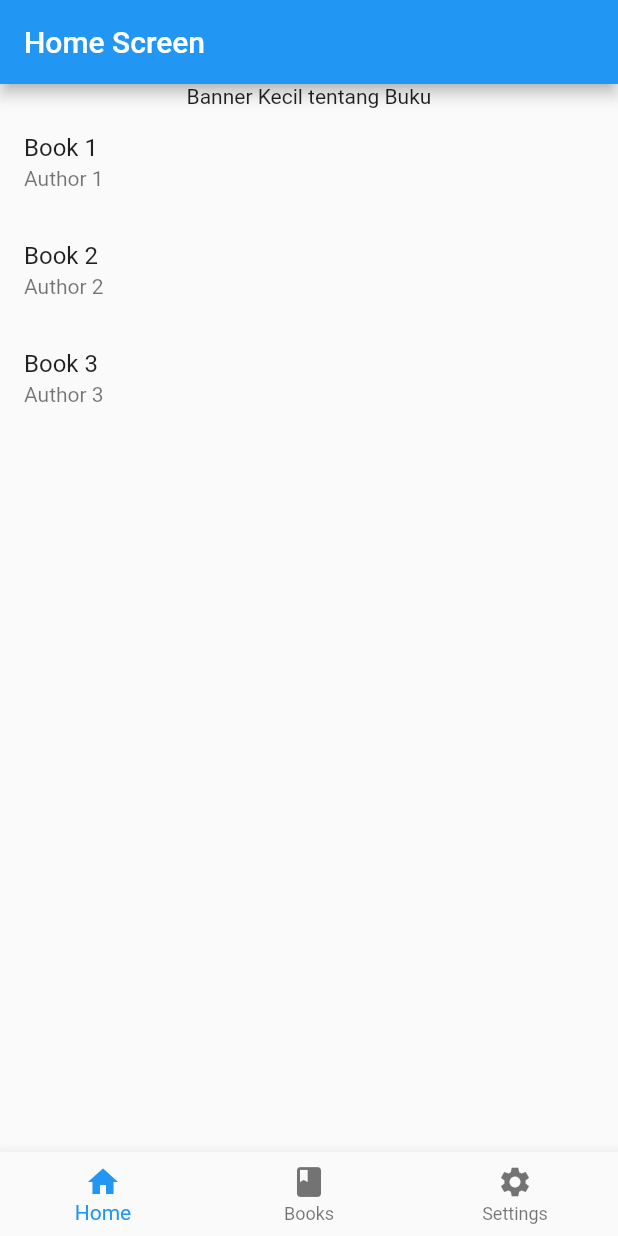
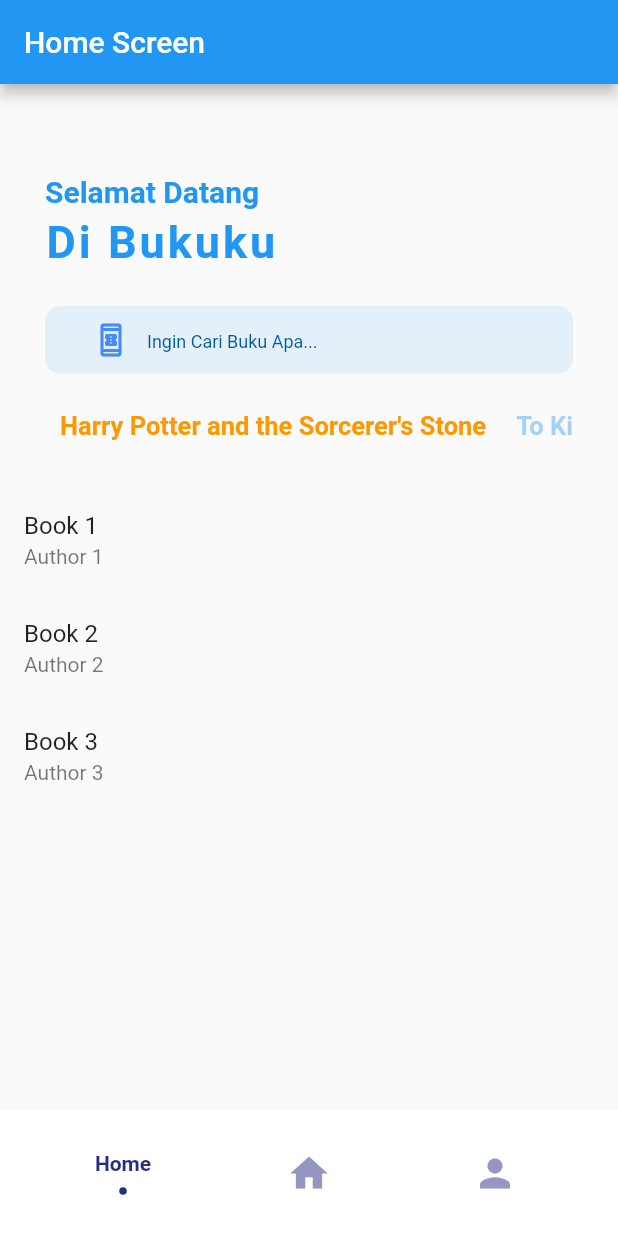
Before and after one commit to christyuda/booksapp, a Flutter app: the screen it shows after launch, on a phone screen of 412 x 824 dp. Run offline on Flutter 3.47's test engine with Material 2 defaults, Android fonts, the phone set to English and light mode, and no system bars; drawn by our look-alikes of flashy_tab_bar2.

Commit message:
Push cards

```diff
--- a/lib/screens/home_content.dart
+++ b/lib/screens/home_content.dart
@@ -3,18 +3,122 @@ import 'package:bookapps/screens/book_detail.dart';
 import 'package:flutter/material.dart';
 import 'package:provider/provider.dart';
 
+const names = [
+  "Harry Potter and the Sorcerer's Stone",
+  "To Kill a Mockingbird",
+  "The Great Gatsby",
+  "1984",
+  "Pride and Prejudice",
+  "The Catcher in the Rye",
+  "The Hobbit",
+  "The Lord of the Rings",
+  "The Hunger Games",
+  "The Da Vinci Code"
+];
+var category = [
+  true,
+  false,
+  false,
+  false,
+  false,
+];
+
 class HomeContent extends StatelessWidget {
   @override
   Widget build(BuildContext context) {
     // Isi dengan konten halaman utama (Home)
-    return Scaffold(
+    return MaterialApp(
+      theme: ThemeData(primaryColor: Colors.amber),
+      debugShowCheckedModeBanner: false,
+      home: Scaffold(
         appBar: AppBar(
           title: Text('Home Screen'),
         ),
         body: Column(
           children: [
+            Padding(
+              padding: const EdgeInsets.only(left: 30, right: 30, top: 60),
+              child: Column(
+                crossAxisAlignment: CrossAxisAlignment.start,
+                children: [
+                  const Text(
+                    'Selamat Datang ',
+                    style: TextStyle(
+                        color: Colors.blue,
+                        fontWeight: FontWeight.bold,
+                        fontSize: 20),
+                  ),
+                  const SizedBox(
+                    height: 5,
+                  ),
+                  const Text(
+                    'Di Bukuku',
+                    style: TextStyle(
+                      letterSpacing: 2,
+                      color: Colors.blue,
+                      fontWeight: FontWeight.bold,
+                      fontSize: 30,
+                    ),
+                  ),
+                  const SizedBox(
+                    height: 25,
+                  ),
                   Container(
-            child: Text("Banner Kecil tentang Buku"),
+                    padding: const EdgeInsets.only(left: 20),
+                    height: 45,
+                    width: double.infinity,
+                    decoration: BoxDecoration(
+                      borderRadius: BorderRadius.circular(10),
+                      color: Colors.blue.withOpacity(.1),
+                    ),
+                    child: TextFormField(
+                      enabled: false,
+                      decoration: InputDecoration(
+                        prefixIcon: Icon(
+                          Icons.book_online_outlined,
+                          color: Colors.blueAccent,
+                        ),
+                        border: InputBorder.none,
+                        hintText: "Ingin Cari Buku Apa...",
+                        hintStyle: TextStyle(
+                          color: Color.fromARGB(255, 0, 92, 153),
+                          fontSize: 12,
+                        ),
+                      ),
+                    ),
+                  ),
+                  const SizedBox(
+                    height: 25,
+                  ),
+                  SizedBox(
+                    height: 30,
+                    child: ListView.builder(
+                      itemCount: 5,
+                      scrollDirection: Axis.horizontal,
+                      itemBuilder: (context, index) {
+                        return GestureDetector(
+                          child: Padding(
+                            padding: const EdgeInsets.symmetric(horizontal: 10),
+                            child: Text(
+                              names[index],
+                              style: TextStyle(
+                                  color: category[index]
+                                      ? Colors.orange
+                                      : Colors.blue.withOpacity(.4),
+                                  fontWeight: FontWeight.bold,
+                                  fontSize: 17),
+                            ),
+                          ),
+                        );
+                      },
+                    ),
+                  ),
+                  const SizedBox(
+                    height: 20,
+                  )
+                  //stop disini
+                ],
+              ),
             ),
             Expanded(
               child: Consumer<BookProvider>(
@@ -30,7 +134,8 @@ class HomeContent extends StatelessWidget {
                           Navigator.push(
                             context,
                             MaterialPageRoute(
-                            builder: (context) => BookDetailScreen(book: book),
+                              builder: (context) =>
+                                  BookDetailScreen(book: book),
                             ),
                           );
                         },
@@ -42,6 +147,7 @@ class HomeContent extends StatelessWidget {
             ),
           ],
         ),
+      ),
     );
   }
 }
--- a/lib/screens/home_screen.dart
+++ b/lib/screens/home_screen.dart
@@ -3,9 +3,11 @@ import 'package:bookapps/screens/book_detail.dart';
 import 'package:bookapps/screens/home_content.dart';
 import 'package:bookapps/screens/my_books.dart';
 import 'package:bookapps/screens/settings.dart';
+import 'package:bookapps/widgets/navigationBottomBar/nav_bottom_bar.dart';
 import 'package:flutter/material.dart';
 import 'package:provider/provider.dart';
 import 'package:bookapps/provider/book_providers.dart';
+import 'package:bookapps/widgets/navigationBottomBar/nav_bottom_bar.dart';
 
 class HomeScreen extends StatelessWidget {
   @override
@@ -20,27 +22,6 @@ class HomeScreen extends StatelessWidget {
             SettingsScreen(),
           ],
         ),
-      bottomNavigationBar: BottomNavigationBar(
-        currentIndex: navigation_provider.currentIndex,
-        onTap: (index) {
-          Provider.of<NavigationProvider>(context, listen: false)
-              .setIndexnya(index);
-        },
-        items: [
-          BottomNavigationBarItem(
-            icon: Icon(Icons.home),
-            label: 'Home',
-          ),
-          BottomNavigationBarItem(
-            icon: Icon(Icons.book),
-            label: 'Books',
-          ),
-          BottomNavigationBarItem(
-            icon: Icon(Icons.settings),
-            label: 'Settings',
-          ),
-        ],
-      ),
-    );
+        bottomNavigationBar: buildBottomNavigationBar(context));
   }
 }
--- /dev/null
+++ b/lib/widgets/navigationBottomBar/nav_bottom_bar.dart
@@ -0,0 +1,33 @@
+import 'package:bookapps/provider/navigation_provider.dart';
+import 'package:flashy_tab_bar2/flashy_tab_bar2.dart';
+import 'package:flutter/material.dart';
+import 'package:provider/provider.dart';
+
+Widget buildBottomNavigationBar(BuildContext context) {
+  final navigation_provider = Provider.of<NavigationProvider>(context);
+
+  return FlashyTabBar(
+    animationCurve: Curves.linear,
+    selectedIndex: navigation_provider.currentIndex,
+    iconSize: 30,
+    showElevation: false,
+    onItemSelected: (index) {
+      Provider.of<NavigationProvider>(context, listen: false)
+          .setIndexnya(index);
+    },
+    items: [
+      FlashyTabBarItem(
+        icon: Icon(Icons.home),
+        title: Text('Home'),
+      ),
+      FlashyTabBarItem(
+        icon: Icon(Icons.home),
+        title: Text('Books'),
+      ),
+      FlashyTabBarItem(
+        icon: Icon(Icons.person),
+        title: Text('Profile'),
+      ),
+    ],
+  );
+}
--- a/pubspec.yaml
+++ b/pubspec.yaml
@@ -37,6 +37,7 @@ dependencies:
   cupertino_icons: ^1.0.2
   provider: ^6.0.5
   bottom_navy_bar: ^6.0.0
+  flashy_tab_bar2: ^0.0.6
 
 dev_dependencies:
   flutter_test:
```
Also changed, not shown: pubspec.lock. Lines whose indentation alone changed are shown as unchanged.
